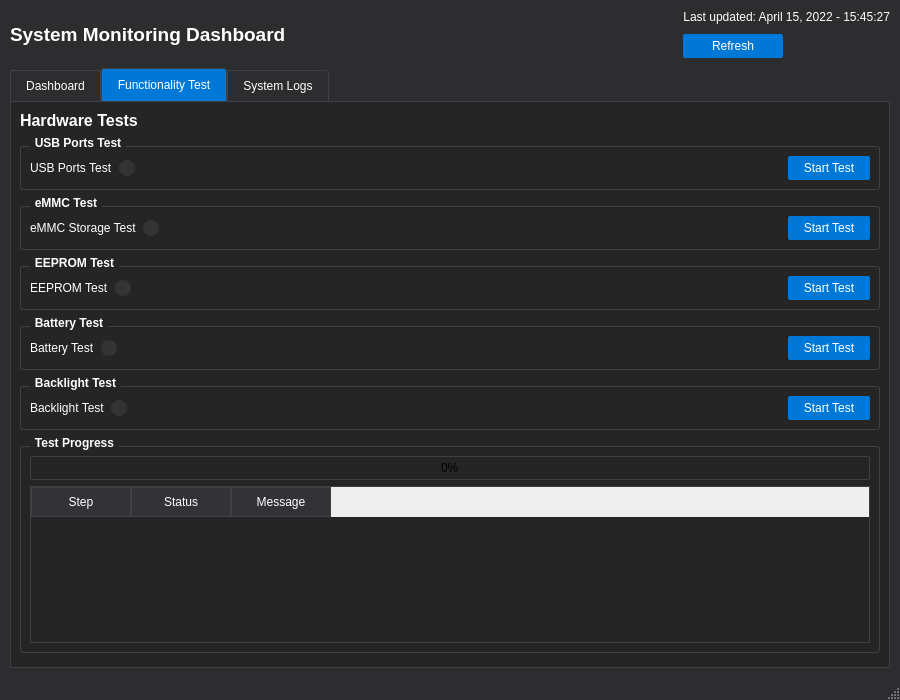
MingYuan-Chen/orion_v2, file gui/ui/main_window.ui: the form before one commit.
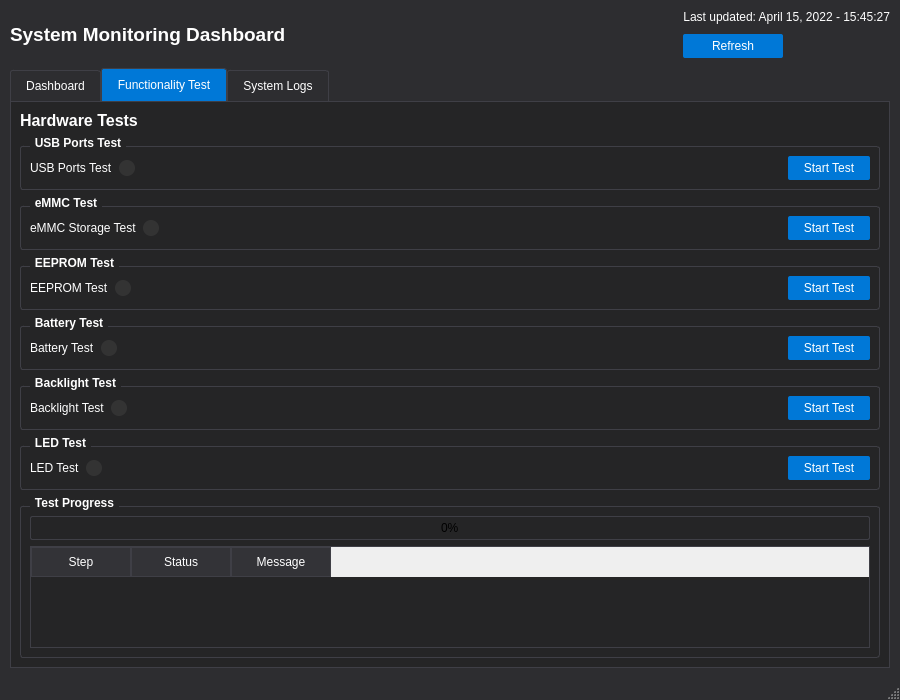
The form after the commit. The open tabs and pages were chosen to show the change.

Commit message: refine Functionality Test Display area

Diff of the .ui file:
```diff
--- a/gui/ui/main_window.ui
+++ b/gui/ui/main_window.ui
@@ -855,6 +855,59 @@
           </layout>
          </widget>
         </item>
+        <item>
+         <widget class="QGroupBox" name="groupBox_led_test">
+          <property name="title">
+           <string>LED Test</string>
+          </property>
+          <layout class="QHBoxLayout" name="horizontalLayout_led_test">
+           <item>
+            <widget class="QLabel" name="label_led_test">
+             <property name="text">
+              <string>LED Test</string>
+             </property>
+            </widget>
+           </item>
+           <item>
+            <widget class="QLabel" name="label_led_status">
+             <property name="styleSheet">
+              <string notr="true">QLabel {
+    background-color: #333333;
+    border-radius: 8px;
+    min-width: 16px;
+    min-height: 16px;
+    max-width: 16px;
+    max-height: 16px;
+}</string>
+             </property>
+             <property name="text">
+              <string/>
+             </property>
+            </widget>
+           </item>
+           <item>
+            <spacer name="horizontalSpacer_led">
+             <property name="orientation">
+              <enum>Qt::Horizontal</enum>
+             </property>
+             <property name="sizeHint" stdset="0">
+              <size>
+               <width>40</width>
+               <height>20</height>
+              </size>
+             </property>
+            </spacer>
+           </item>
+           <item>
+            <widget class="QPushButton" name="button_led_test">
+             <property name="text">
+              <string>Start Test</string>
+             </property>
+            </widget>
+           </item>
+          </layout>
+         </widget>
+        </item>
         <item>
          <widget class="QGroupBox" name="groupBox_hardware_test_results">
           <property name="title">
```
The commit also changes 1 other file.
